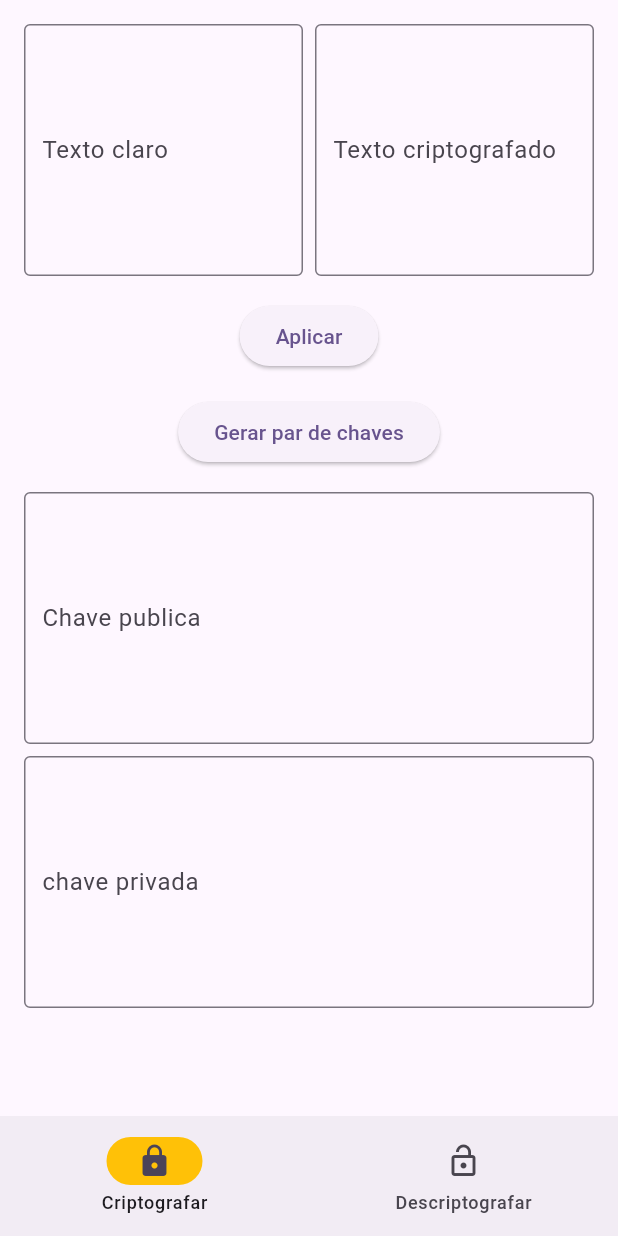
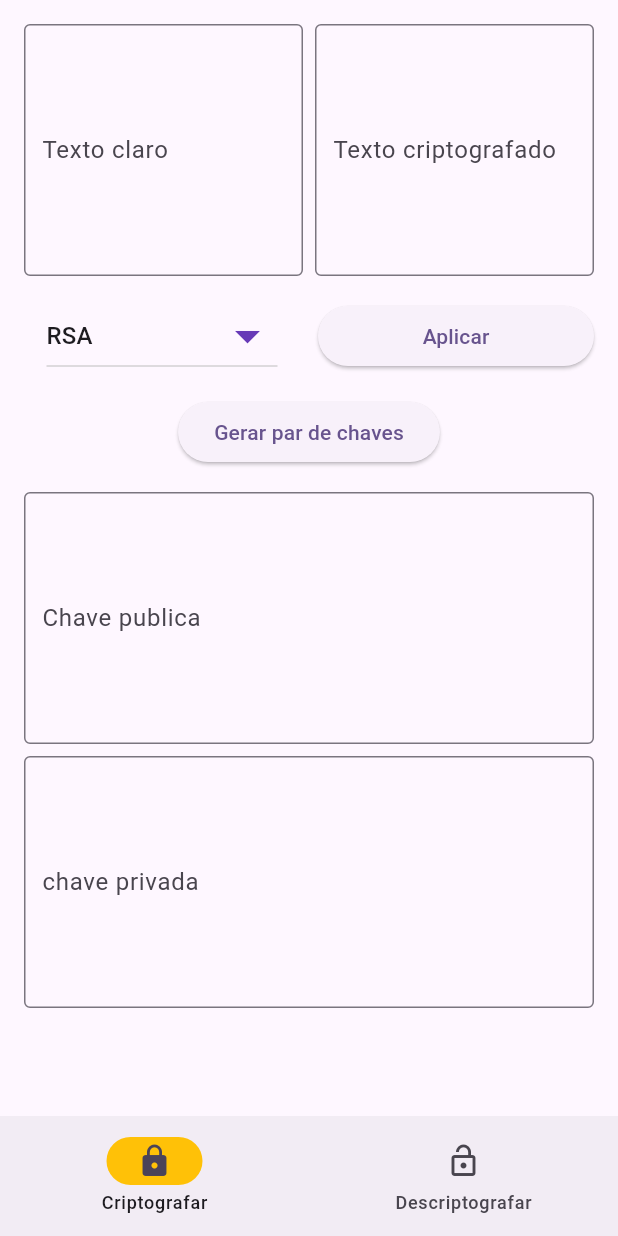
Before and after one commit to viniciusgiacomelli/cryptool, a Flutter app: the screen it shows after launch, on a phone screen of 412 x 824 dp. Run offline on Flutter 3.47's test engine with Material 3 defaults, Android fonts, the phone set to English and light mode, and no system bars; our stand-ins replace get_it; missing offline and left inert: fast_rsa.

Commit message:
feat: :sparkles: basic layout

```diff
--- a/lib/view/phone/components/phone_form.dart
+++ b/lib/view/phone/components/phone_form.dart
@@ -20,6 +20,16 @@ class _PhoneFormState extends State<PhoneForm> {
   final TextEditingController privateKeyTextController = TextEditingController();
 
   final _formKey = GlobalKey<FormState>();
+
+  List<String> algorithms = <String>["RSA", "AES", "MD5"];
+  late String _algorithm;
+
+  @override
+  void initState() {
+    _algorithm = algorithms[0];
+    super.initState();
+  }
+
 
   Future<String> _getPublicKey() async {
     if(publicKeyTextController.text == ""){
@@ -111,7 +121,34 @@ class _PhoneFormState extends State<PhoneForm> {
                 ],
               ),
               SizedBox(height: 16.0),
-              ElevatedButton(
+              Row(
+                mainAxisAlignment: MainAxisAlignment.spaceEvenly,
+                children: [
+                  Expanded(
+                    child: DropdownButton(
+                      iconSize: 40.0,
+                      isExpanded: true,
+                      isDense: true,
+                      iconEnabledColor: Colors.deepPurple,
+                      padding: EdgeInsets.symmetric(horizontal: 15.0),
+                      borderRadius: BorderRadius.circular(10),
+                      items: algorithms.map<DropdownMenuItem<String>>((String? brandValue) =>
+                          DropdownMenuItem<String>(
+                              value:brandValue,
+                              child: Text("$brandValue")
+                          )
+                      ).toList(),
+                      value: _algorithm,
+                      onChanged: (String? brandValue){
+                        setState(() {
+                          _algorithm = brandValue!;
+                        });
+                      },
+                    ),
+                  ),
+                  SizedBox( width: 12,),
+                  Expanded(
+                    child: ElevatedButton(
                         onPressed: () async {
                           var secretText = await cryptoService.cryptograph(
                               message: cleanTextController.text,
@@ -120,6 +157,9 @@ class _PhoneFormState extends State<PhoneForm> {
                           secretTextController.text = secretText;
                         },
                         child: Text("Aplicar")
+                    ),
+                  ),
+                ],
               ),
               SizedBox(height: 16.0),
               ElevatedButton(
--- a/lib/view/phone/phone_home_page.dart
+++ b/lib/view/phone/phone_home_page.dart
@@ -40,7 +40,7 @@ class _PhoneHomePageState extends State<PhoneHomePage> {
           child: <Widget>[
             PhoneForm(),
             DecryptPhoneForm()
-      ][currentPageIndex]
+          ][currentPageIndex]
       )
     );
   }
```
Lines whose indentation alone changed are shown as unchanged.
